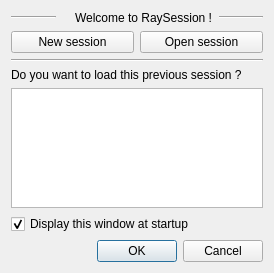
First picture: the form in resources/ui/startup_dialog.ui, repository Houston4444/RaySession, before the edit.
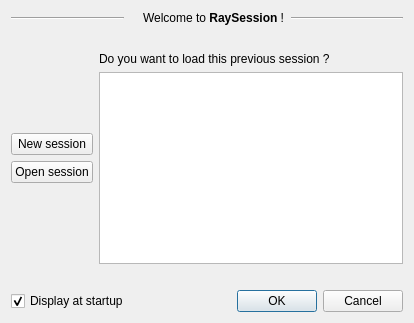
Second picture: the form after the edit. Icons and pictures are not drawn. Custom widgets are drawn as their Qt base class.

Commit message: startup dialog, new and open session on the left, make arrow keys able to switch correctly between list and buttons

The edit to the form file:
```diff
--- a/resources/ui/startup_dialog.ui
+++ b/resources/ui/startup_dialog.ui
@@ -6,8 +6,8 @@
    <rect>
     <x>0</x>
     <y>0</y>
-    <width>274</width>
-    <height>273</height>
+    <width>414</width>
+    <height>323</height>
    </rect>
   </property>
   <property name="windowTitle">
@@ -42,7 +42,7 @@
      <item>
       <widget class="QLabel" name="label_2">
        <property name="text">
-        <string>Welcome to RaySession !</string>
+        <string>&lt;html&gt;&lt;head/&gt;&lt;body&gt;&lt;p&gt;Welcome to &lt;span style=&quot; font-weight:600;&quot;&gt;RaySession&lt;/span&gt; !&lt;/p&gt;&lt;/body&gt;&lt;/html&gt;</string>
        </property>
       </widget>
      </item>
@@ -55,10 +55,41 @@
      </item>
     </layout>
    </item>
+   <item>
+    <spacer name="verticalSpacer_3">
+     <property name="orientation">
+      <enum>Qt::Vertical</enum>
+     </property>
+     <property name="sizeType">
+      <enum>QSizePolicy::MinimumExpanding</enum>
+     </property>
+     <property name="sizeHint" stdset="0">
+      <size>
+       <width>20</width>
+       <height>20</height>
+      </size>
+     </property>
+    </spacer>
+   </item>
    <item>
     <layout class="QHBoxLayout" name="horizontalLayout_2">
      <item>
-      <widget class="QPushButton" name="pushButtonNewSession">
+      <layout class="QVBoxLayout" name="verticalLayout_3">
+       <item>
+        <spacer name="verticalSpacer">
+         <property name="orientation">
+          <enum>Qt::Vertical</enum>
+         </property>
+         <property name="sizeHint" stdset="0">
+          <size>
+           <width>20</width>
+           <height>40</height>
+          </size>
+         </property>
+        </spacer>
+       </item>
+       <item>
+        <widget class="StartupDialogPushButtonNew" name="pushButtonNewSession">
        <property name="text">
         <string>New session</string>
        </property>
@@ -69,7 +100,7 @@
       </widget>
      </item>
      <item>
-      <widget class="QPushButton" name="pushButtonOpenSession">
+        <widget class="StartupDialogPushButtonOpen" name="pushButtonOpenSession">
        <property name="text">
         <string>Open session</string>
        </property>
@@ -79,17 +110,8 @@
        </property>
       </widget>
      </item>
-    </layout>
-   </item>
    <item>
-    <widget class="Line" name="line_3">
-     <property name="orientation">
-      <enum>Qt::Horizontal</enum>
-     </property>
-    </widget>
-   </item>
-   <item>
-    <spacer name="verticalSpacer_3">
+        <spacer name="verticalSpacer_4">
      <property name="orientation">
       <enum>Qt::Vertical</enum>
      </property>
@@ -101,6 +123,10 @@
      </property>
     </spacer>
    </item>
+      </layout>
+     </item>
+     <item>
+      <layout class="QVBoxLayout" name="verticalLayout_2">
    <item>
     <widget class="QLabel" name="label_3">
      <property name="text">
@@ -124,23 +150,32 @@
      </property>
     </widget>
    </item>
+      </layout>
+     </item>
+    </layout>
+   </item>
    <item>
     <spacer name="verticalSpacer_2">
      <property name="orientation">
       <enum>Qt::Vertical</enum>
      </property>
+     <property name="sizeType">
+      <enum>QSizePolicy::MinimumExpanding</enum>
+     </property>
      <property name="sizeHint" stdset="0">
       <size>
        <width>20</width>
-       <height>40</height>
+       <height>20</height>
       </size>
      </property>
     </spacer>
    </item>
+   <item>
+    <layout class="QHBoxLayout" name="horizontalLayout_3">
    <item>
     <widget class="QCheckBox" name="checkBox">
      <property name="text">
-      <string>Display this window at startup</string>
+        <string>Display at startup</string>
      </property>
      <property name="checked">
       <bool>true</bool>
@@ -155,6 +190,8 @@
     </widget>
    </item>
   </layout>
+   </item>
+  </layout>
  </widget>
  <customwidgets>
   <customwidget>
@@ -162,6 +199,16 @@
    <extends>QDialogButtonBox</extends>
    <header>surclassed_widgets</header>
   </customwidget>
+  <customwidget>
+   <class>StartupDialogPushButtonNew</class>
+   <extends>QPushButton</extends>
+   <header>surclassed_widgets</header>
+  </customwidget>
+  <customwidget>
+   <class>StartupDialogPushButtonOpen</class>
+   <extends>QPushButton</extends>
+   <header>surclassed_widgets</header>
+  </customwidget>
  </customwidgets>
  <resources>
   <include location="../resources.qrc"/>
```
Lines whose indentation alone changed are shown as unchanged. The commit also changes 2 other files.
